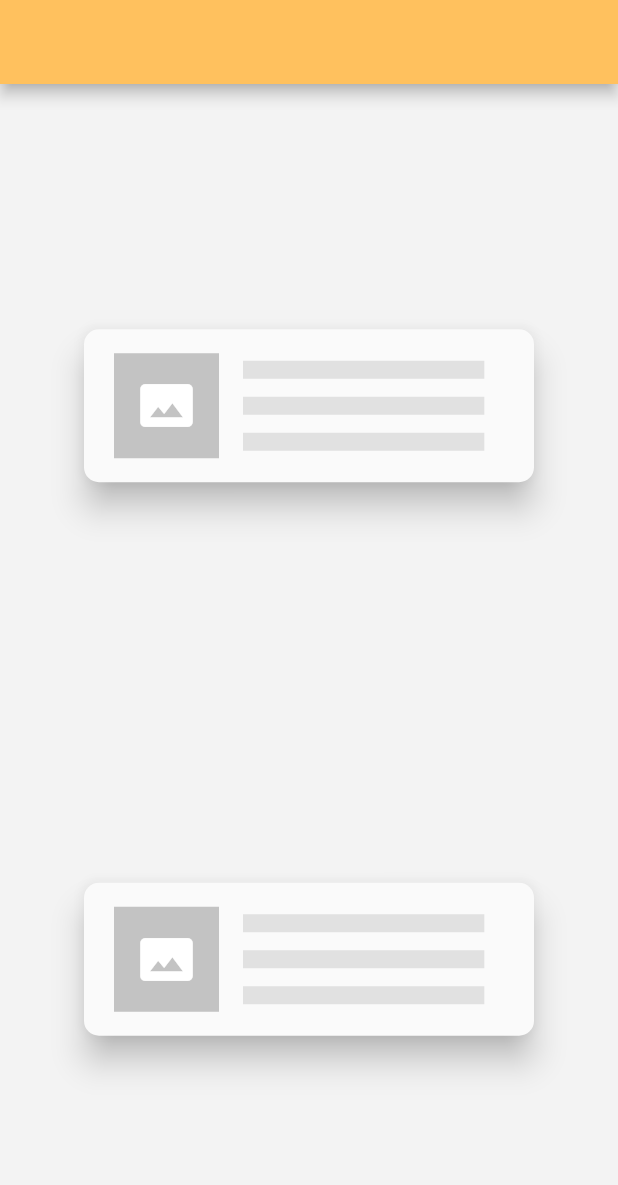
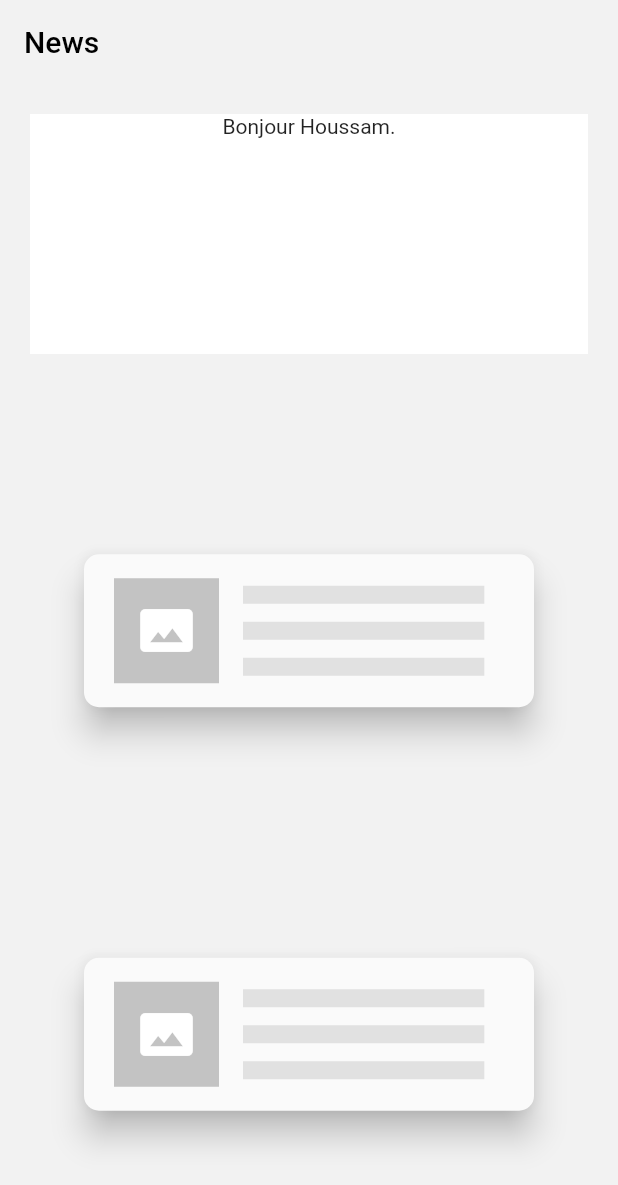
Before and after one commit to B-Houssam/News, a Flutter app: the Home screen opened directly, on a phone screen of 412 x 824 dp. Shown: the top 1185 px of the screen. Run offline on Flutter 3.47's test engine with Material 2 defaults, Android fonts, the phone set to English and light mode, and no system bars; our stand-ins replace connectivity, eva_icons_flutter, page_indicator; network calls fail.

Commit message:
sliver design in home screen

```diff
--- a/news/lib/views/home_page.dart
+++ b/news/lib/views/home_page.dart
@@ -1,12 +1,10 @@
-//import 'dart:io';
-
 import 'package:eva_icons_flutter/eva_icons_flutter.dart';
 import 'package:flutter/material.dart';
 
 import '../models/article_model.dart';
 import '../services/api_service.dart';
 import '../widgets/placeholders_lines.dart';
-//import 'lost.dart';
+import 'package:connectivity/connectivity.dart';
 
 class Home extends StatefulWidget {
   Home({Key key}) : super(key: key);
@@ -19,6 +17,18 @@ class _HomeState extends State<Home> {
   //Color colIcon = Article().col;
   List<Article> _articles = [];
 
+/*
+  final GlobalKey<ScaffoldState> _scaffoldKey = new GlobalKey<ScaffoldState>();
+
+  _showSnackBar() {
+    final snacky = SnackBar(
+        content: Text(
+      'Lost connection !',
+      textAlign: TextAlign.center,
+    ));
+    _scaffoldKey.currentState.showSnackBar(snacky);
+  }
+*/
   @override
   void initState() {
     super.initState();
@@ -56,7 +66,11 @@ class _HomeState extends State<Home> {
           height: MediaQuery.of(context).size.height / 2,
           width: MediaQuery.of(context).size.width,
           decoration: BoxDecoration(
-            color: Color(0XFFF3F3F3),
+            color: Colors.white,
+            borderRadius: BorderRadius.only(
+              bottomRight: Radius.circular(20),
+              bottomLeft: Radius.circular(20),
+            ),
           ),
           child: Column(
             children: <Widget>[
@@ -132,10 +146,8 @@ class _HomeState extends State<Home> {
                             gradient: LinearGradient(
                           begin: Alignment.bottomCenter,
                           end: Alignment.topCenter,
-                            colors: [Colors.black,Colors.transparent],
-
-                          )
-                        ),
+                          colors: [Colors.black, Colors.transparent],
+                        )),
                       ),
                     ),
                     Padding(
@@ -181,7 +193,7 @@ class _HomeState extends State<Home> {
               Align(
                 alignment: Alignment.bottomLeft,
                 child: Padding(
-                  padding: const EdgeInsets.only(left: 15, bottom: 5),
+                  padding: const EdgeInsets.only(left: 15, bottom: 13),
                   child: Text(
                     'Published on: ' + '${_articles[index].publishedDate}',
                     style: TextStyle(
@@ -193,6 +205,26 @@ class _HomeState extends State<Home> {
               ),
             ],
           )),
+    );
+  }
+
+  _buildWeather() {
+    return Material(
+      child: Container(
+        decoration: BoxDecoration(
+          color: Colors.white,
+          //borderRadius: BorderRadius.circular(10),
+        ),
+        child: Column(
+          children: <Widget>[
+            Text(
+              'Bonjour Houssam.',
+              style: TextStyle(),
+            ),
+            Row(),
+          ],
+        ),
+      ),
     );
   }
 
@@ -234,10 +266,37 @@ class _HomeState extends State<Home> {
   @override
   Widget build(BuildContext context) {
     return Scaffold(
-        backgroundColor: Color(0XFFF3F3F3),
-        appBar: AppBar(
-          backgroundColor: Color(0XFFFFC15E),
+      backgroundColor: Color(0xFFF2F2F2),
+      body: NestedScrollView(
+          headerSliverBuilder: (BuildContext context, bool innerBoxIsScrolled) {
+            return <Widget>[
+              SliverAppBar(
+                  backgroundColor: Color(0xFFF2F2F2),
+                  //expandedHeight: 300.0,
+                  floating: true,
+                  pinned: false,
+                  elevation: 0,
+                  title: Text(
+                    'News',
+                    style: TextStyle(
+                      color: Colors.black,
                     ),
+                  ),
+                  flexibleSpace: FlexibleSpaceBar()),
+              SliverPersistentHeader(
+                pinned: false,
+                delegate: _SliverAppBarDelegate(Container(
+                  child: Padding(
+                    padding: EdgeInsets.all(20),
+                    child: _buildWeather(),
+                  ),
+                  decoration: BoxDecoration(
+                    color: Color(0xFFF2F2F2),
+                  ),
+                )),
+              ),
+            ];
+          },
           body: _articles.length == 0
               ? Padding(
                   padding: const EdgeInsets.only(top: 30),
@@ -256,10 +315,39 @@ class _HomeState extends State<Home> {
                   itemCount: _articles.length,
                   itemBuilder: (context, index) {
                     return Padding(
-                    padding: EdgeInsets.only(bottom: 10),
+                      padding: EdgeInsets.only(bottom: 15),
                       child: _buildContaier(index),
                     );
                   },
-              ));
+                )),
+    );
   }
 }
+
+class _SliverAppBarDelegate extends SliverPersistentHeaderDelegate {
+  final Container _cont;
+
+  _SliverAppBarDelegate(this._cont);
+
+  @override
+  Widget build(
+      BuildContext context, double shrinkOffset, bool overlapsContent) {
+    return new Container(
+      child: _cont,
+    );
+  }
+
+  @override
+  // TODO: implement maxExtent
+  double get maxExtent => 200;
+
+  @override
+  // TODO: implement minExtent
+  double get minExtent => 100;
+
+  @override
+  bool shouldRebuild(SliverPersistentHeaderDelegate oldDelegate) {
+    // TODO: implement shouldRebuild
+    return false;
+  }
+}
--- a/news/pubspec.yaml
+++ b/news/pubspec.yaml
@@ -26,6 +26,7 @@ dependencies:
   # Use with the CupertinoIcons class for iOS style icons.
   cupertino_icons: ^0.1.2
   http: ^0.12.0+1
+  connectivity: ^0.4.8+1
 
 dev_dependencies:
   flutter_test:
```
Also changed, not shown: news/pubspec.lock. Lines whose indentation alone changed are shown as unchanged.
